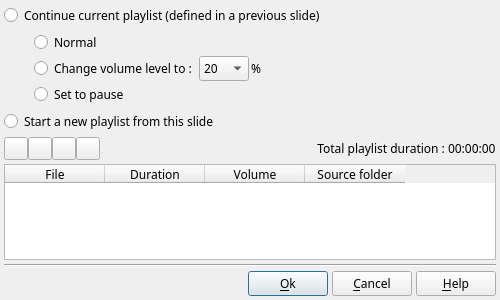
Before: the Qt Designer form DlgMusicProperties.ui in boenki/ffdiaporama, drawn with Qt 5.
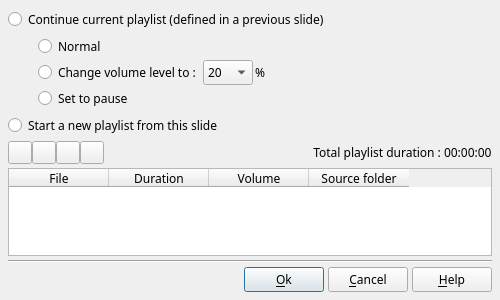
After: the same form once the commit is applied. Icons and pictures are not drawn.

What changed in the file:
```diff
--- a/DlgMusicProperties.ui
+++ b/DlgMusicProperties.ui
@@ -30,7 +30,7 @@
     <number>4</number>
    </property>
    <property name="margin">
-    <number>4</number>
+    <number>8</number>
    </property>
    <item>
     <widget class="QRadioButton" name="SameMusicRD">
```
